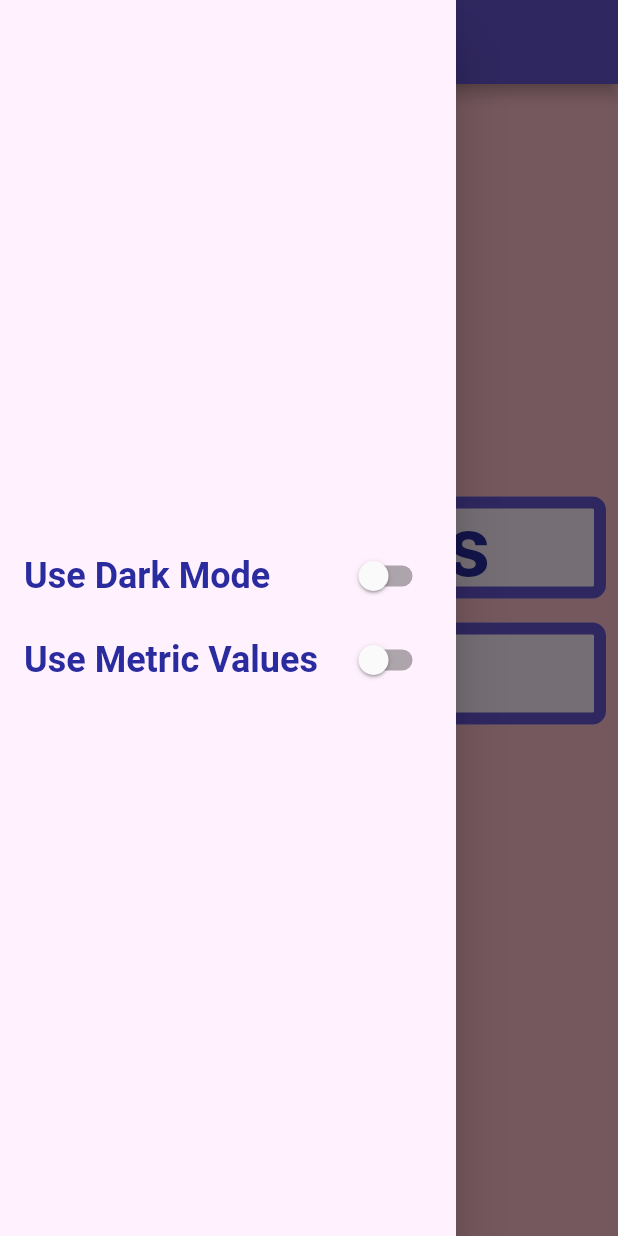
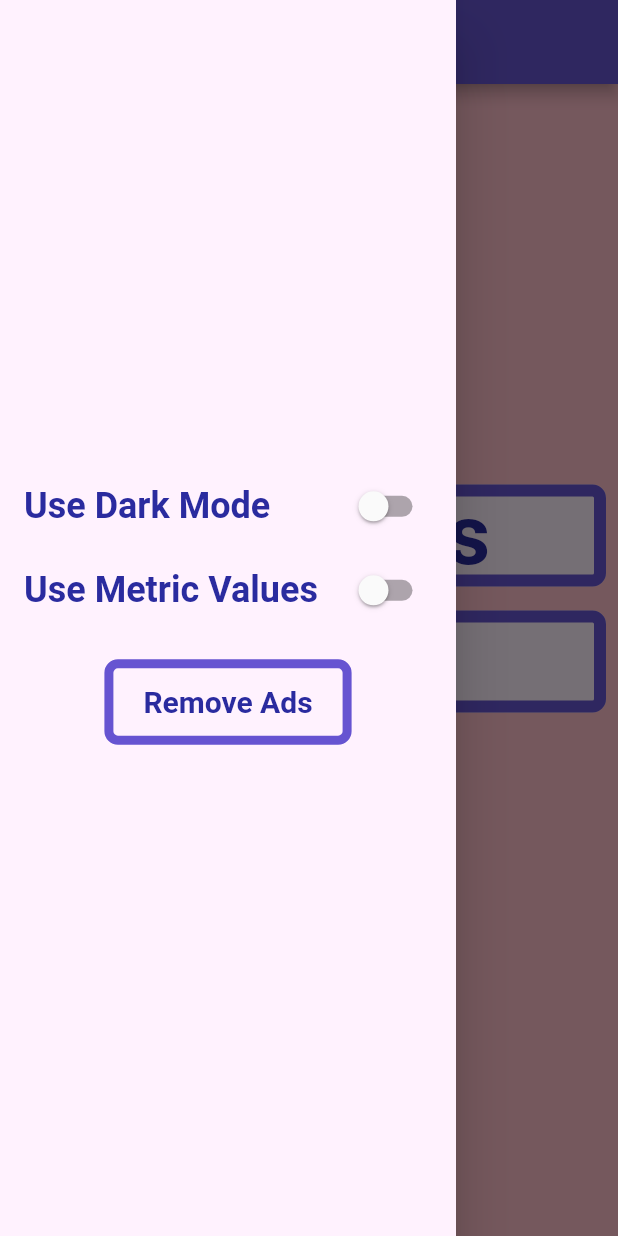
Before and after one commit to Ian-Phelon/stronks, a Flutter app: the screen it shows after launch, with the side drawer open, on a phone screen of 412 x 824 dp. Run offline on Flutter 3.47's test engine with Material 2 defaults, Android fonts, the phone set to English and light mode, and no system bars; drawn by our look-alikes of google_mobile_ads; our stand-ins replace sqflite; accounts and stored records are empty; network calls fail; Roboto replaces fonts that are missing (Montserrat).

Commit message:
common drawer configured pre PurchasesPage implx

```diff
--- a/lib/app.dart
+++ b/lib/app.dart
@@ -1,9 +1,5 @@
 import 'package:flutter/material.dart';
 import 'package:provider/provider.dart';
-
-import 'controller/routes/page_navigation.dart';
-
-import 'model/model.dart' show StronksTheme;
 
 import 'controller/controller.dart';
 
--- a/lib/view/dashboard/dashboard_screen.dart
+++ b/lib/view/dashboard/dashboard_screen.dart
@@ -1,18 +1,14 @@
 import 'dart:math';
 import 'package:flutter/material.dart';
-import 'package:provider/provider.dart';
-import '../../controller/controller.dart';
+import '../../controller/controller.dart' show RoutePageManager;
 import 'widgets/widgets.dart';
-import '../widgets/widgets.dart' show TutorialBar, MainBannerAd;
-import '../../constants.dart';
+import '../widgets/widgets.dart' show TutorialBar, MainBannerAd, CommonDrawer;
 
 const List<String> encouragement = [
   'Keep it Up!',
   'Let\'s Go!',
   'Pump Those Numbers Up!'
 ];
-bool _intToBool(BuildContext context, int v) =>
-    Provider.of<UserOptions>(context, listen: false).intToBool(v);
 
 class DashboardScreen extends StatelessWidget {
   const DashboardScreen({Key? key}) : super(key: key);
@@ -21,16 +17,6 @@ class DashboardScreen extends StatelessWidget {
   Widget build(BuildContext context) {
     final rng = Random();
     String encourage() => encouragement[rng.nextInt(encouragement.length)];
-
-    ////////////////////////
-    ////////////////////////
-    ////////////////////////
-    ////////////////////////
-    /// Provider.of<UserOptions>(context,listen: false).
-    ////////////////////////
-    ////////////////////////
-    ////////////////////////
-    ////////////////////////
 
     return SafeArea(
       child: Scaffold(
@@ -59,12 +45,9 @@ class DashboardScreen extends StatelessWidget {
                   },
                   buttonText: 'Stats',
                 ),
-                Row(
-                  mainAxisAlignment: MainAxisAlignment.center,
-                  mainAxisSize: MainAxisSize.min,
-                  children: <Widget>[
-                    MainBannerAd(),
-                  ],
+                Padding(
+                  padding: const EdgeInsets.all(8.0),
+                  child: MainBannerAd(),
                 ),
               ],
             ),
@@ -74,45 +57,3 @@ class DashboardScreen extends StatelessWidget {
     );
   }
 }
-
-class CommonDrawer extends StatelessWidget {
-  const CommonDrawer({Key? key}) : super(key: key);
-
-  @override
-  Widget build(BuildContext context) {
-    return Consumer<UserOptions>(builder: (_, repo, child) {
-      bool isUsesDarkMode = repo.getOptionValue(userOptionsIndex: 0);
-      bool isUsesMetric = repo.getOptionValue(userOptionsIndex: 1);
-      return Drawer(
-        child: Material(
-          color: Theme.of(context).colorScheme.surface,
-          child: Column(
-            mainAxisAlignment: MainAxisAlignment.center,
-            children: <Widget>[
-              SwitchListTile(
-                title: Text(
-                  'Use Dark Mode',
-                  style: Theme.of(context).textTheme.headline5,
-                ),
-                value: isUsesDarkMode,
-                onChanged: (v) {
-                  repo.toggleUsesDarkMode(v);
-                },
-              ),
-              SwitchListTile(
-                title: Text(
-                  'Use Metric Values',
-                  style: Theme.of(context).textTheme.headline5,
-                ),
-                value: isUsesMetric,
-                onChanged: (v) {
-                  repo.toggleUsesMetric(v);
-                },
-              ),
-            ],
-          ),
-        ),
-      );
-    });
-  }
-}
--- /dev/null
+++ b/lib/view/widgets/common_drawer.dart
@@ -0,0 +1,55 @@
+import 'package:flutter/material.dart';
+import 'package:provider/provider.dart';
+
+import '../../controller/controller.dart' show UserOptions;
+import '../../view/exercises/widgets/widgets.dart';
+
+class CommonDrawer extends StatelessWidget {
+  const CommonDrawer({Key? key}) : super(key: key);
+
+  @override
+  Widget build(BuildContext context) {
+    return Consumer<UserOptions>(builder: (_, repo, child) {
+      bool isUsesDarkMode = repo.getOptionValue(userOptionsIndex: 0);
+      bool isUsesMetric = repo.getOptionValue(userOptionsIndex: 1);
+      return Drawer(
+        child: Material(
+          color: Theme.of(context).colorScheme.surface,
+          child: Column(
+            mainAxisAlignment: MainAxisAlignment.center,
+            mainAxisSize: MainAxisSize.max,
+            children: <Widget>[
+              SwitchListTile(
+                title: Text(
+                  'Use Dark Mode',
+                  style: Theme.of(context).textTheme.headline5,
+                ),
+                value: isUsesDarkMode,
+                onChanged: (v) {
+                  repo.toggleUsesDarkMode(v);
+                },
+              ),
+              SwitchListTile(
+                title: Text(
+                  'Use Metric Values',
+                  style: Theme.of(context).textTheme.headline5,
+                ),
+                value: isUsesMetric,
+                onChanged: (v) {
+                  repo.toggleUsesMetric(v);
+                },
+              ),
+              Padding(
+                padding: const EdgeInsets.all(18.0),
+                child: StronksTextButton(
+                  onTap: () {},
+                  text: 'Remove Ads',
+                ),
+              )
+            ],
+          ),
+        ),
+      );
+    });
+  }
+}
--- a/lib/view/widgets/widgets.dart
+++ b/lib/view/widgets/widgets.dart
@@ -5,3 +5,4 @@ export './tutorial_bar.dart';
 export './signup.dart';
 export './counter.dart';
 export './main_banner_ad.dart';
+export './common_drawer.dart';
```
